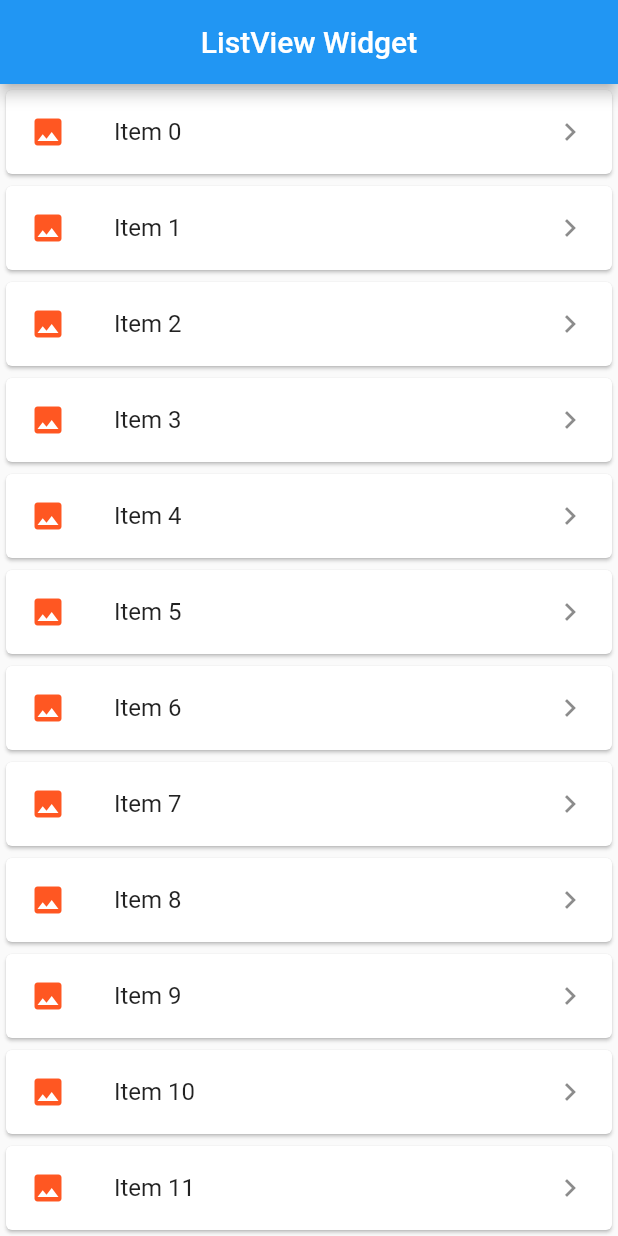
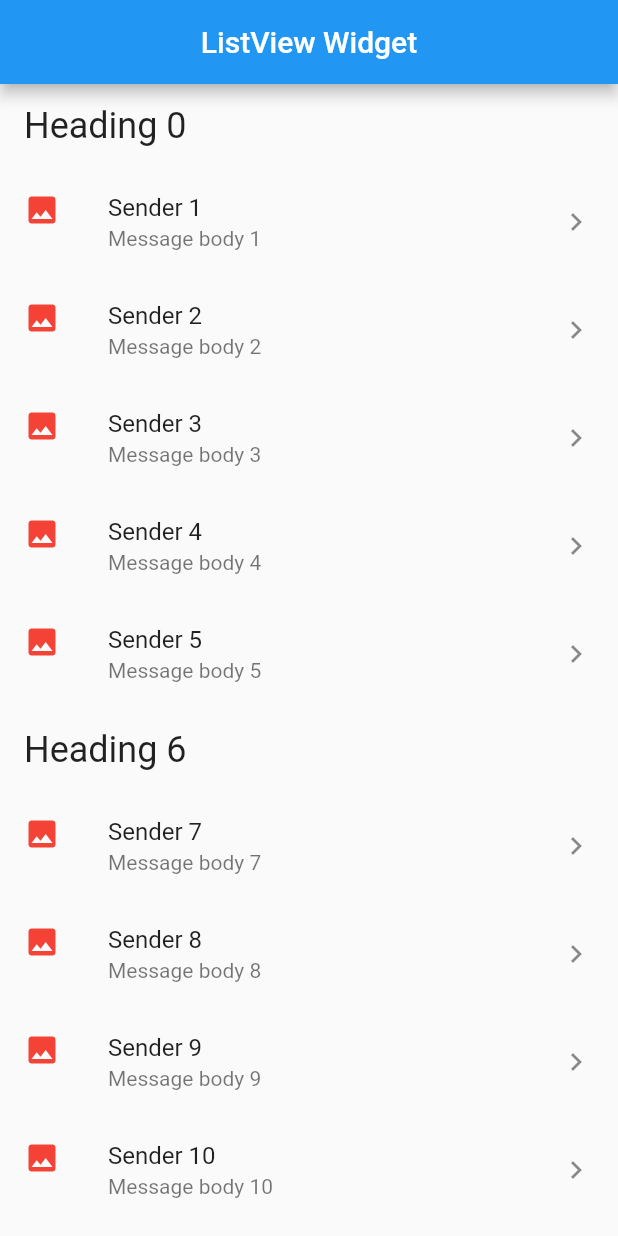
Before and after one commit to sergeykondr/flutter_exercise, a Flutter app: the screen it shows after launch, on a phone screen of 412 x 824 dp. Run offline on Flutter 3.47's test engine with Material 2 defaults, Android fonts, the phone set to English and light mode, and no system bars.

Commit message:
ListView. display header.

```diff
--- a/list_view_dynamic/lib/main.dart
+++ b/list_view_dynamic/lib/main.dart
@@ -26,18 +26,45 @@
 }
 
 Widget _myListView() {
-  final List<String> items = List<String>.generate(10000, (i) => 'Item $i');
+  final List<ListItem> items = List<ListItem>.generate(
+    10000,
+    (i) => i % 6 == 0
+        ? HeadingItem('Heading $i')
+        : MessageItem('Sender $i', 'Message body $i'),
+  );
 
   return ListView.builder(
-    itemCount: items.length,
-    itemBuilder: (context, index) {
-      return Card(
-        child: ListTile(
-          title: Text('${items[index]}'),
-          leading: Icon(Icons.insert_photo, color: Colors.deepOrange),
-          trailing: Icon(Icons.keyboard_arrow_right),
-        ),
-      );
-    }
-  );
+      itemCount: items.length,
+      itemBuilder: (context, index) {
+        final item = items[index];
+        if (item is HeadingItem) {
+          return ListTile(
+            title:
+                Text(item.heading, style: Theme.of(context).textTheme.headline),
+          );
+        } else if (item is MessageItem) {
+          return ListTile(
+            title: Text(item.sender),
+            subtitle: Text(item.body),
+            leading: Icon(Icons.insert_photo, color: Colors.red),
+            trailing: Icon(Icons.keyboard_arrow_right),
+          );
+        }
+
+        return null;
+      });
 }
+
+abstract class ListItem {}
+
+class HeadingItem implements ListItem {
+  final String heading;
+  HeadingItem(this.heading);
+}
+
+class MessageItem implements ListItem {
+  final String sender;
+  final String body;
+
+  MessageItem(this.sender, this.body);
+}
```
